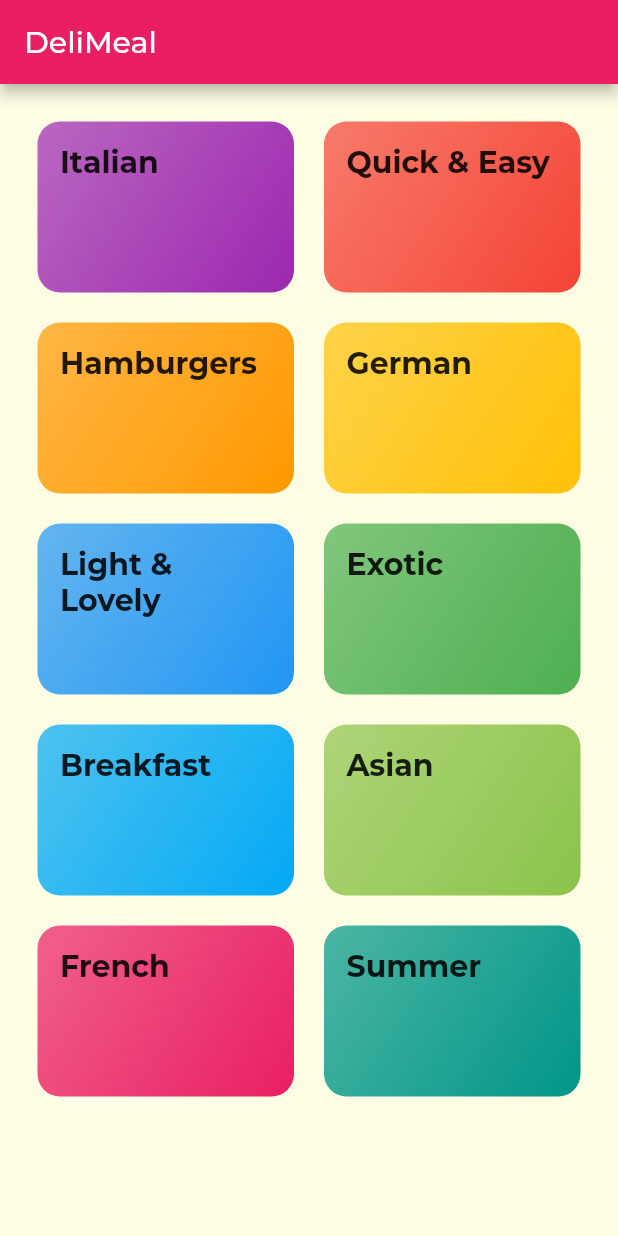
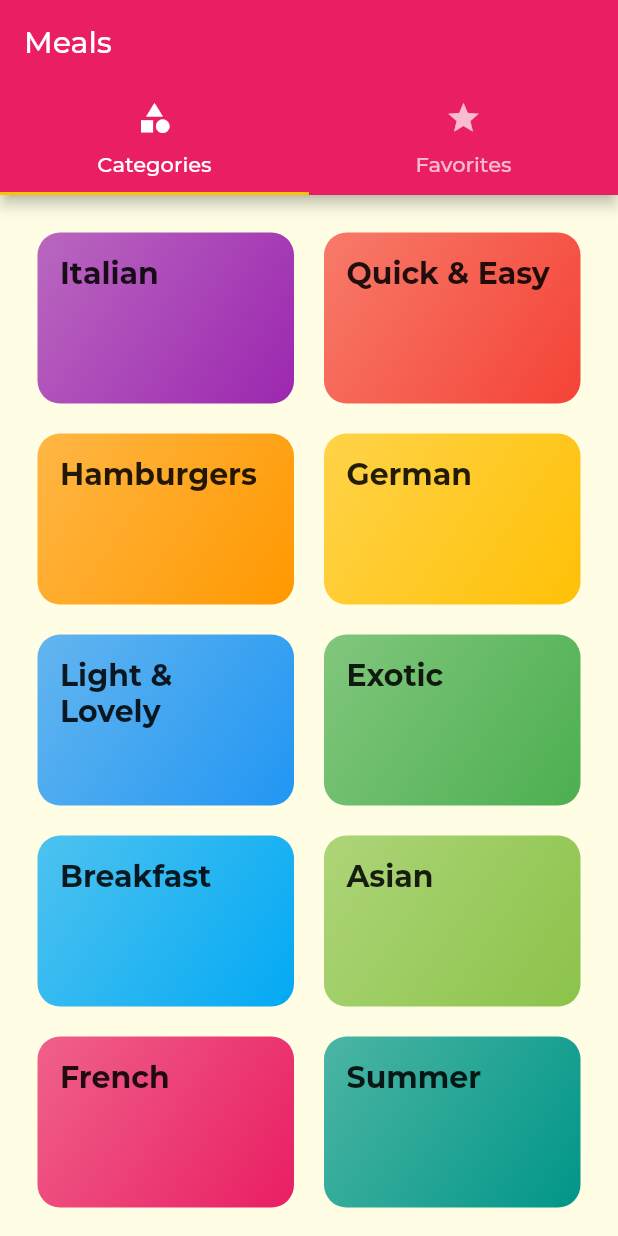
Before and after one commit to geneticdie/deli_meals, a Flutter app: the screen it shows after launch, on a phone screen of 412 x 824 dp. Run offline on Flutter 3.47's test engine with Material 2 defaults, Android fonts, the phone set to English and light mode, and no system bars.

Commit message:
C170 : adding tabBar

```diff
--- a/lib/main.dart
+++ b/lib/main.dart
@@ -1,3 +1,5 @@
+import 'package:deli_meals/screens/tabs_screen.dart';
+
 import 'screens/categories_screen.dart';
 import 'screens/category_meals_screen.dart';
 import 'screens/meal_detail_screen.dart';
@@ -29,10 +31,10 @@ class MyApp extends StatelessWidget {
                   fontWeight: FontWeight.w700),
             ),
       ),
-      home: CategoriesScreen(),
-//      initialRoute: '/',
+//      home: CategoriesScreen(),
+      initialRoute: '/',
       routes: {
-//        '/' : (ctx) => CategoriesScreen(),
+        '/' : (ctx) => TabsScreen(),
         CategoryMealsScreen.routeName : (ctx) => CategoryMealsScreen(),
         MealDetailScreen.routeName : (ctx) => MealDetailScreen()
       },
--- a/lib/screens/categories_screen.dart
+++ b/lib/screens/categories_screen.dart
@@ -6,11 +6,7 @@ import '../widgets/category_item.dart';
 class CategoriesScreen extends StatelessWidget {
   @override
   Widget build(BuildContext context) {
-    return Scaffold(
-      appBar: AppBar(
-        title: const Text('DeliMeal'),
-      ),
-      body: GridView(
+    return GridView(
       padding: const EdgeInsets.all(25),
       children: DUMMY_CATEGORIES
           .map(
@@ -27,7 +23,6 @@ class CategoriesScreen extends StatelessWidget {
         crossAxisSpacing: 20,
         mainAxisSpacing: 20,
       ),
-      ),
     );
   }
 }
--- /dev/null
+++ b/lib/screens/favorites_screen.dart
@@ -0,0 +1,10 @@
+import 'package:flutter/material.dart';
+
+class FavoritesScreen extends StatelessWidget {
+  @override
+  Widget build(BuildContext context) {
+    return Center(
+      child: Text('Favorites Screen'),
+    );
+  }
+}
--- /dev/null
+++ b/lib/screens/tabs_screen.dart
@@ -0,0 +1,40 @@
+import 'package:deli_meals/screens/categories_screen.dart';
+import 'package:deli_meals/screens/favorites_screen.dart';
+import 'package:flutter/material.dart';
+
+class TabsScreen extends StatefulWidget {
+  @override
+  _TabsScreenState createState() => _TabsScreenState();
+}
+
+class _TabsScreenState extends State<TabsScreen> {
+  @override
+  Widget build(BuildContext context) {
+    return DefaultTabController(
+      length: 2,
+      child: Scaffold(
+        appBar: AppBar(
+          title: Text('Meals'),
+          bottom: TabBar(
+            tabs: <Widget>[
+              Tab(
+                icon: Icon(Icons.category),
+                text: 'Categories',
+              ),
+              Tab(
+                icon: Icon(Icons.star),
+                text: 'Favorites',
+              ),
+            ],
+          ),
+        ),
+        body: TabBarView(
+          children: <Widget>[
+            CategoriesScreen(),
+            FavoritesScreen(),
+          ],
+        ),
+      ),
+    );
+  }
+}
```
Lines whose indentation alone changed are shown as unchanged.
